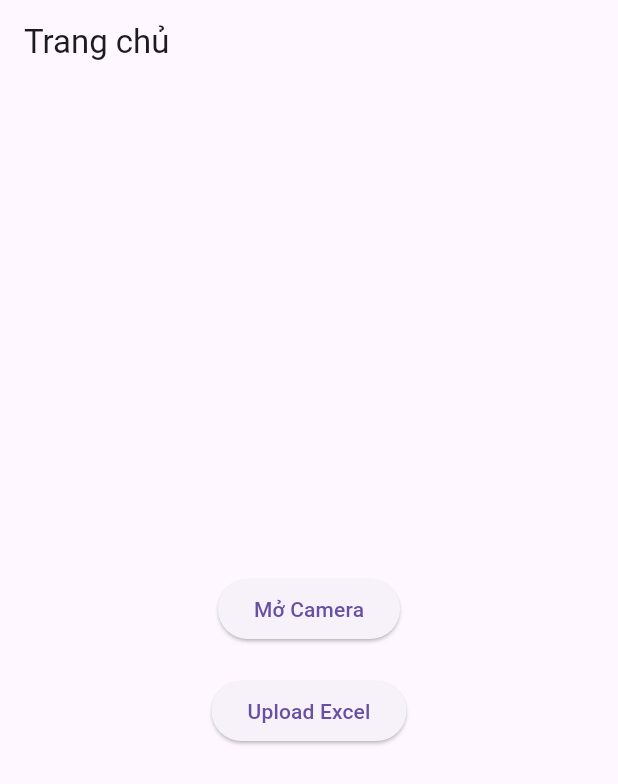
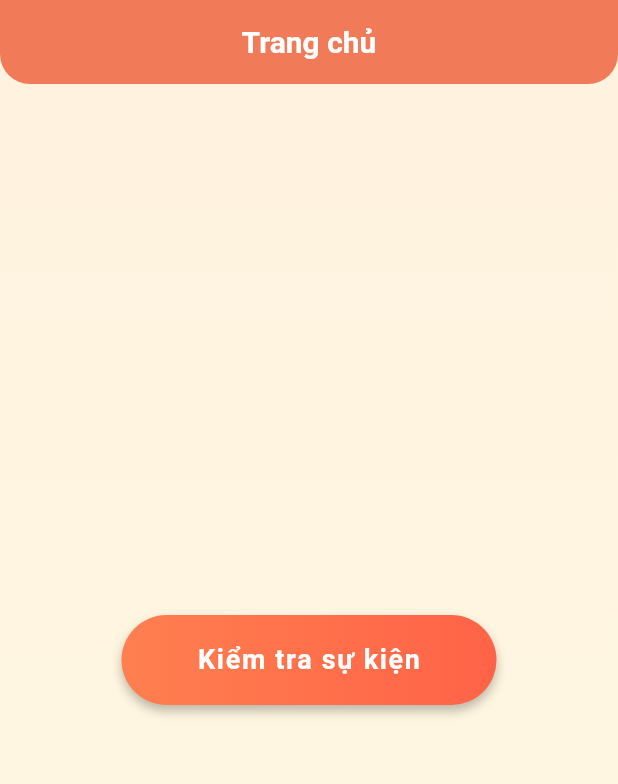
Before and after one commit to AnhnSE171217/Scan_cccd, a Flutter app: the screen it shows after launch, on a phone screen of 412 x 824 dp. Shown: the top 784 px of the screen. Run offline on Flutter 3.47's test engine with Material 3 defaults, Android fonts, the phone set to English and light mode, and no system bars; our stand-ins replace camera, file_picker, logger.

Commit message:
Add new check event screen (Just demo)

```diff
--- a/fstem_scan_cccd/lib/screens/home_screen.dart
+++ b/fstem_scan_cccd/lib/screens/home_screen.dart
@@ -1,10 +1,6 @@
 import 'package:flutter/material.dart';
 import 'package:camera/camera.dart';
-
-// Import màn hình CameraScreen và UploadExcelScreen
-// vì chúng cùng nằm trong thư mục screens
-import 'camera_screen.dart';
-import 'upload_excel_screen.dart';
+import 'check_event_screen.dart';
 
 class HomeScreen extends StatelessWidget {
   final CameraDescription camera;
@@ -14,37 +10,84 @@ class HomeScreen extends StatelessWidget {
   @override
   Widget build(BuildContext context) {
     return Scaffold(
-      appBar: AppBar(title: const Text('Trang chủ')),
-      body: Center(
-        child: Column(
-          mainAxisAlignment: MainAxisAlignment.center,
-          children: <Widget>[
-            // Nút chuyển sang CameraScreen
-            ElevatedButton(
+      // Sử dụng màu cam nhạt làm màu nền cho toàn bộ trang
+      backgroundColor: Color(0xFFFFF3E0),
+
+      // Thanh AppBar với thiết kế hiện đại
+      appBar: AppBar(
+        title: Text(
+          'Trang chủ',
+          style: TextStyle(
+            color: Colors.white,
+            fontWeight: FontWeight.bold,
+            fontSize: 20,
+          ),
+        ),
+        centerTitle: true,
+        backgroundColor: Color(0xFFFF7F50), // Màu cam san hô
+        elevation: 4, // Hiệu ứng bóng nhẹ
+        shape: RoundedRectangleBorder(
+          borderRadius: BorderRadius.vertical(bottom: Radius.circular(20)),
+        ),
+      ),
+
+      // Thiết kế body với hiệu ứng gradient và căn giữa
+      body: Container(
+        decoration: BoxDecoration(
+          gradient: LinearGradient(
+            begin: Alignment.topCenter,
+            end: Alignment.bottomCenter,
+            colors: [Color(0xFFFFF3E0), Color(0xFFFFF8E1)],
+          ),
+        ),
+        child: Center(
+          child: Container(
+            width: 250,
+            height: 60,
+            decoration: BoxDecoration(
+              gradient: LinearGradient(
+                colors: [
+                  Color(0xFFFF7F50), // Màu cam chính
+                  Color(0xFFFF6347), // Màu cam sáng
+                ],
+              ),
+              borderRadius: BorderRadius.circular(30),
+              boxShadow: [
+                BoxShadow(
+                  color: Colors.black26,
+                  offset: Offset(0, 4),
+                  blurRadius: 5.0,
+                ),
+              ],
+            ),
+            child: ElevatedButton(
+              // Loại bỏ màu nền mặc định của button
+              style: ElevatedButton.styleFrom(
+                backgroundColor: Colors.transparent,
+                shadowColor: Colors.transparent,
+                shape: RoundedRectangleBorder(
+                  borderRadius: BorderRadius.circular(30),
+                ),
+              ),
               onPressed: () {
                 Navigator.push(
                   context,
                   MaterialPageRoute(
-                    builder: (context) => CameraScreen(camera: camera),
+                    builder: (_) => CheckEventScreen(camera: camera),
                   ),
                 );
               },
-              child: const Text('Mở Camera'),
+              child: Text(
+                'Kiểm tra sự kiện',
+                style: TextStyle(
+                  color: Colors.white,
+                  fontSize: 18,
+                  fontWeight: FontWeight.w600,
+                  letterSpacing: 1.1,
+                ),
+              ),
             ),
-            const SizedBox(height: 20),
-            // Nút chuyển sang UploadExcelScreen
-            ElevatedButton(
-              onPressed: () {
-                Navigator.push(
-                  context,
-                  MaterialPageRoute(
-                    builder: (context) => const UploadExcelScreen(),
-                  ),
-                );
-              },
-              child: const Text('Upload Excel'),
-            ),
-          ],
+          ),
         ),
       ),
     );
```
Also changed, not shown: fstem_scan_cccd/lib/screens/camera_screen.dart (+8 -2 lines), fstem_scan_cccd/lib/screens/check_event_screen.dart (added, +111 -0 lines), fstem_scan_cccd/lib/services/api_service.dart (+37 -0 lines).
